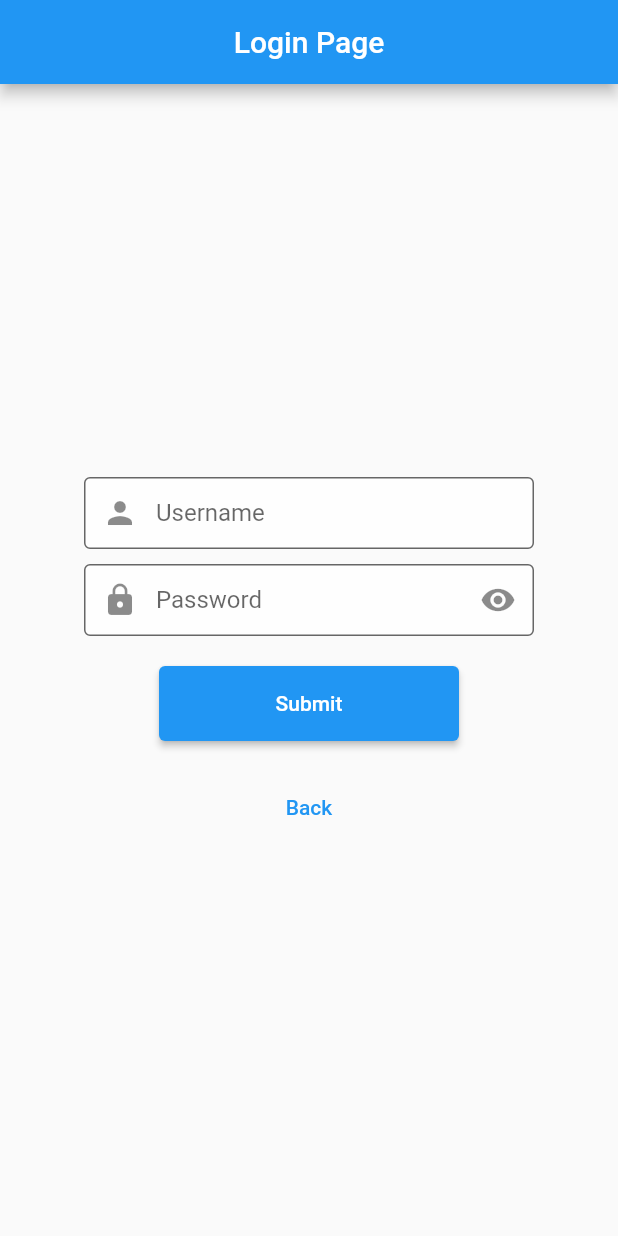
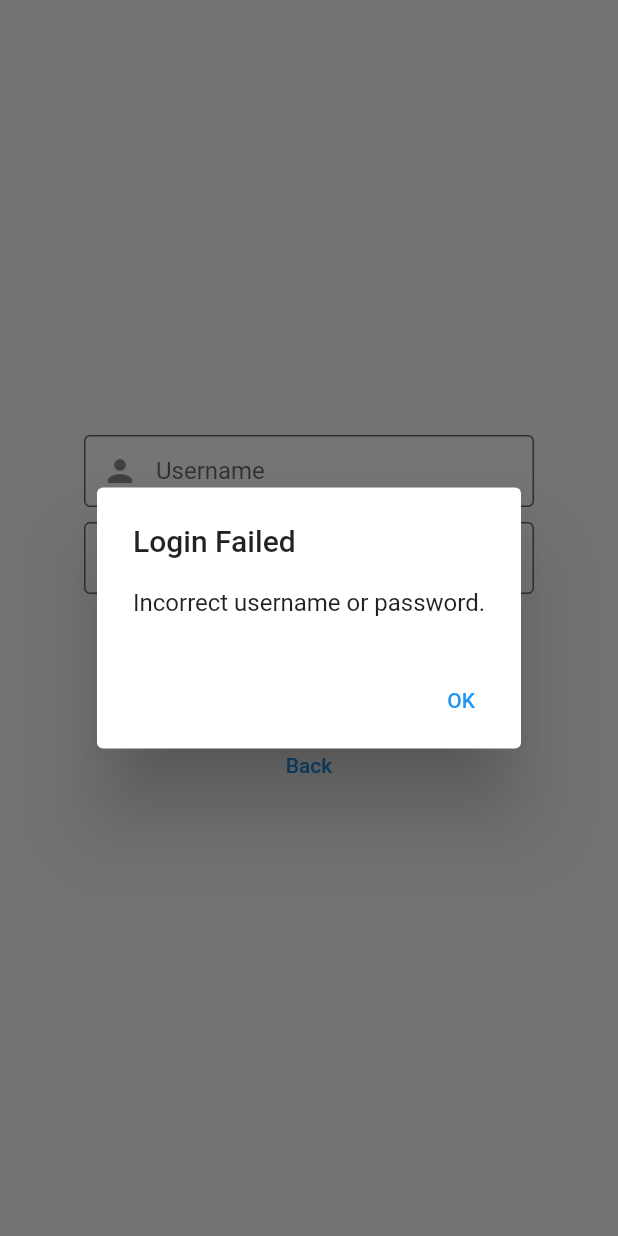
Before and after one commit to dtellez25/inventory-app, a Flutter app: the screen it shows after launch, after a tap on "Login as Admin", after a tap on "Submit", on a phone screen of 412 x 824 dp. Run offline on Flutter 3.47's test engine with Material 2 defaults, Android fonts, the phone set to English and light mode, and no system bars; our stand-ins replace qr_flutter; missing offline and left inert: expandable_datatable, mobile_scanner.

Commit message:
fixed login page

```diff
--- a/inventory/lib/main.dart
+++ b/inventory/lib/main.dart
@@ -1,5 +1,6 @@
 import 'package:flutter/material.dart';
 import 'package:inventory/user/userHome.dart';
+import 'package:inventory/admin/adminHome.dart';
 
 void main() => runApp(MyApp());
 
@@ -37,6 +38,7 @@ class LoginPage extends StatefulWidget {
 
 class _LoginPageState extends State<LoginPage> {
   bool _isLoginAdminSelected = false;
+  bool _passwordVisible = false;
 
   final TextEditingController _usernameController = TextEditingController();
   final TextEditingController _passwordController = TextEditingController();
@@ -48,18 +50,48 @@ class _LoginPageState extends State<LoginPage> {
   }
 
   void _loginAsAdmin() {
-    final String username = _usernameController.text;
-    final String password = _passwordController.text;
-    // Implement your authentication logic here
-    print('Admin logged in with username: $username and password: $password');
-    // Navigate to admin page
+    // Hardcoded credentials for proof of concept
+    const String hardcodedUsername = "admin";
+    const String hardcodedPassword = "password";
+
+    // Get the input from the text fields
+    final String inputUsername = _usernameController.text;
+    final String inputPassword = _passwordController.text;
+
+    // Check if the input matches the hardcoded credentials
+    if (inputUsername == hardcodedUsername &&
+        inputPassword == hardcodedPassword) {
+      // Credentials match, navigate to the admin home page
+      Navigator.push(
+        context,
+        MaterialPageRoute(builder: (context) => adminHome()),
+      );
+    } else {
+      // Credentials do not match, show an error message
+      showDialog(
+        context: context,
+        builder: (context) {
+          return AlertDialog(
+            title: const Text("Login Failed"),
+            content: const Text("Incorrect username or password."),
+            actions: [
+              TextButton(
+                onPressed: () =>
+                    Navigator.of(context).pop(), // Close the dialog
+                child: const Text("OK"),
+              ),
+            ],
+          );
+        },
+      );
+    }
   }
 
   void _loginAsUser() {
     // Assuming successful login logic here
     Navigator.push(
       context,
-      MaterialPageRoute(builder: (context) => Home()),
+      MaterialPageRoute(builder: (context) => userHome()),
     );
     //print('User logged in and navigated to scanner');
   }
@@ -67,10 +99,6 @@ class _LoginPageState extends State<LoginPage> {
   @override
   Widget build(BuildContext context) {
     return Scaffold(
-      appBar: AppBar(
-        title: Text('Login Page'),
-        centerTitle: true,
-      ),
       body: Center(
         child:
             _isLoginAdminSelected ? _buildAdminLogin() : _buildInitialButtons(),
@@ -82,16 +110,18 @@ class _LoginPageState extends State<LoginPage> {
     return Column(
       mainAxisAlignment: MainAxisAlignment.center,
       children: <Widget>[
+        Image.asset('assets/images/logo.png', width: 180), // Logo added here
+        const SizedBox(height: 40),
         ElevatedButton(
           onPressed: _showAdminLogin,
           style: ElevatedButton.styleFrom(minimumSize: Size(200, 50)),
-          child: Text('Login as Admin'),
+          child: const Text('Login as Admin'),
         ),
-        SizedBox(height: 20),
+        const SizedBox(height: 20),
         ElevatedButton(
           onPressed: _loginAsUser,
           style: ElevatedButton.styleFrom(minimumSize: Size(200, 50)),
-          child: Text('Login as User'),
+          child: const Text('Login as User'),
         ),
       ],
     );
@@ -102,42 +132,45 @@ class _LoginPageState extends State<LoginPage> {
       mainAxisAlignment: MainAxisAlignment.center,
       children: <Widget>[
         Container(
-          width: 300, // Adjust width to make the box smaller or larger
+          width: 300,
           child: TextField(
             controller: _usernameController,
-            decoration: InputDecoration(
+            decoration: const InputDecoration(
               labelText: 'Username',
               prefixIcon: Icon(Icons.person),
             ),
           ),
         ),
-        SizedBox(height: 10),
+        const SizedBox(height: 10),
         Container(
-          width: 300, // Adjust width to make the box smaller or larger
+          width: 300,
           child: TextField(
             controller: _passwordController,
+            obscureText: !_passwordVisible, // Toggles the password visibility
             decoration: InputDecoration(
               labelText: 'Password',
               prefixIcon: Icon(Icons.lock),
               suffixIcon: IconButton(
                 icon: Icon(
-                  Icons.visibility,
+                  _passwordVisible ? Icons.visibility : Icons.visibility_off,
                 ),
                 onPressed: () {
-                  // Toggle password visibility
+                  setState(() {
+                    _passwordVisible =
+                        !_passwordVisible; // Toggle the state between true and false
+                  });
                 },
               ),
             ),
-            obscureText: true,
           ),
         ),
-        SizedBox(height: 20),
+        const SizedBox(height: 20),
         ElevatedButton(
           onPressed: _loginAsAdmin,
           style: ElevatedButton.styleFrom(minimumSize: Size(200, 50)),
           child: Text('Submit'),
         ),
-        SizedBox(height: 20),
+        const SizedBox(height: 20),
         TextButton(
           onPressed: () {
             setState(() {
--- a/inventory/lib/qrScanner.dart
+++ b/inventory/lib/qrScanner.dart
@@ -27,6 +27,8 @@ class _QRScannerState extends State<QRScanner> {
     return Scaffold(
       backgroundColor: bgColor,
       appBar: AppBar(
+        backgroundColor: Colors.white,
+        automaticallyImplyLeading: false,
         actions: [
           IconButton(
             onPressed: () {
--- a/inventory/pubspec.yaml
+++ b/inventory/pubspec.yaml
@@ -61,6 +61,8 @@ flutter:
   # included with your application, so that you can use the icons in
   # the material Icons class.
   uses-material-design: true
+  assets:
+    - assets/images/logo.png
 
   # To add assets to your application, add an assets section, like this:
   # assets:
```
Also changed, not shown: inventory/lib/admin/adminHome.dart (+5 -5 lines), inventory/lib/user/userHome.dart (+5 -5 lines), inventory/assets/images/logo.png (added).
